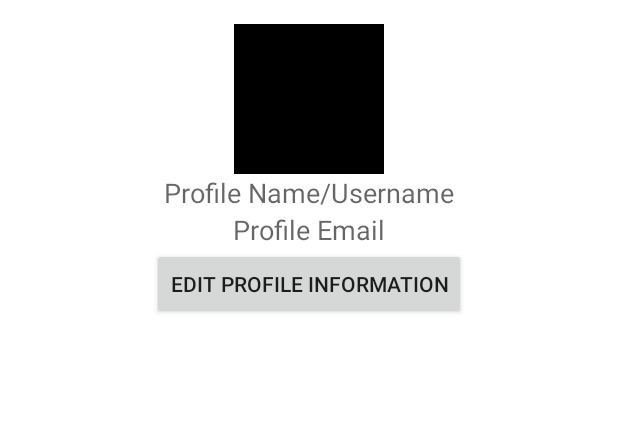
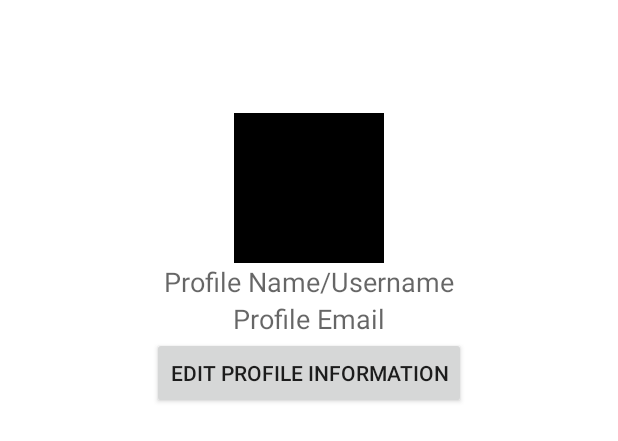
Before and after one commit to racheladdison/the00project, an Android app: the layout content_profile.xml on its own in the app's theme, with its tools: preview values and no code run, on a phone screen of 412 x 824 dp. Shown: the top 441 px of the screen. Run offline under Robolectric (Android 15) with nearby library versions, the phone set to English and light mode, and no system bars.

Commit message:
Padding on top so content is below toolbar

```diff
--- a/app/src/main/res/layout/content_profile.xml
+++ b/app/src/main/res/layout/content_profile.xml
@@ -9,7 +9,7 @@
     android:paddingBottom="@dimen/activity_vertical_margin"
     android:paddingLeft="@dimen/activity_horizontal_margin"
     android:paddingRight="@dimen/activity_horizontal_margin"
-    android:paddingTop="@dimen/activity_vertical_margin"
+    android:paddingTop="75dp"
     tools:context=".ProfileActivity"
     android:background="@android:color/white"
     app:hintTextAppearance="@android:color/white"
```
